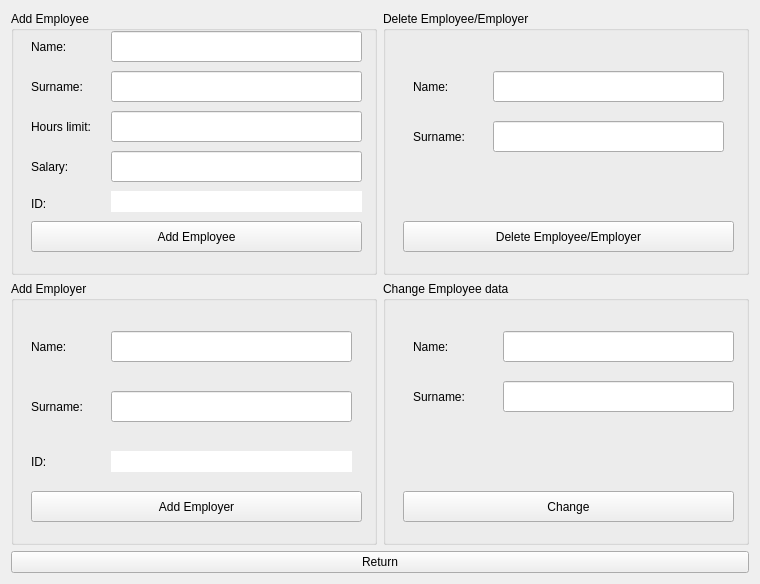
This is Comcalen/ManageDatabase.ui in Rolkarolka/Comcalen as Qt 5 draws it before an edit. The edited form follows.
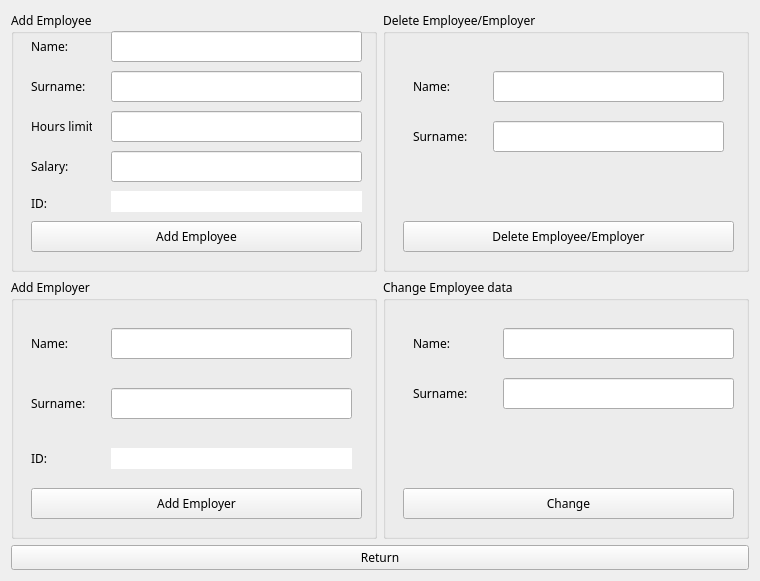
This is the edited form. Icons and pictures are not drawn.

What changed in the file:
```diff
--- a/Comcalen/ManageDatabase.ui
+++ b/Comcalen/ManageDatabase.ui
@@ -7,7 +7,7 @@
     <x>0</x>
     <y>0</y>
     <width>760</width>
-    <height>584</height>
+    <height>581</height>
    </rect>
   </property>
   <property name="windowTitle">
@@ -16,6 +16,11 @@
   <layout class="QGridLayout" name="gridLayout">
    <item row="0" column="1">
     <widget class="QGroupBox" name="del_employee_r">
+     <property name="font">
+      <font>
+       <family>Copperplate Gothic Bold</family>
+      </font>
+     </property>
      <property name="styleSheet">
       <string notr="true"> QGroupBox { background-image:url(:/Comcalen/background.jpg)}</string>
      </property>
@@ -51,6 +56,11 @@
         <height>31</height>
        </rect>
       </property>
+      <property name="font">
+       <font>
+        <family>Copperplate Gothic Bold</family>
+       </font>
+      </property>
       <property name="text">
        <string>Delete Employee/Employer</string>
       </property>
@@ -64,6 +74,11 @@
         <height>31</height>
        </rect>
       </property>
+      <property name="font">
+       <font>
+        <family>Copperplate Gothic Bold</family>
+       </font>
+      </property>
       <property name="text">
        <string>Name:</string>
       </property>
@@ -77,6 +92,11 @@
         <height>31</height>
        </rect>
       </property>
+      <property name="font">
+       <font>
+        <family>Copperplate Gothic Bold</family>
+       </font>
+      </property>
       <property name="text">
        <string>Surname:</string>
       </property>
@@ -98,6 +118,11 @@
    </item>
    <item row="2" column="0" colspan="2">
     <widget class="QPushButton" name="return_mw">
+     <property name="font">
+      <font>
+       <family>Copperplate Gothic Bold</family>
+      </font>
+     </property>
      <property name="text">
       <string>Return</string>
      </property>
@@ -105,6 +130,11 @@
    </item>
    <item row="1" column="0">
     <widget class="QGroupBox" name="add_employer">
+     <property name="font">
+      <font>
+       <family>Copperplate Gothic Bold</family>
+      </font>
+     </property>
      <property name="styleSheet">
       <string notr="true"> QGroupBox { background-image:url(:/Comcalen/background.jpg)}</string>
      </property>
@@ -140,6 +170,11 @@
         <height>31</height>
        </rect>
       </property>
+      <property name="font">
+       <font>
+        <family>Copperplate Gothic Bold</family>
+       </font>
+      </property>
       <property name="text">
        <string>Add Employer</string>
       </property>
@@ -153,6 +188,11 @@
         <height>31</height>
        </rect>
       </property>
+      <property name="font">
+       <font>
+        <family>Copperplate Gothic Bold</family>
+       </font>
+      </property>
       <property name="text">
        <string>Name:</string>
       </property>
@@ -166,6 +206,11 @@
         <height>31</height>
        </rect>
       </property>
+      <property name="font">
+       <font>
+        <family>Copperplate Gothic Bold</family>
+       </font>
+      </property>
       <property name="text">
        <string>Surname:</string>
       </property>
@@ -179,6 +224,11 @@
         <height>21</height>
        </rect>
       </property>
+      <property name="font">
+       <font>
+        <family>Copperplate Gothic Bold</family>
+       </font>
+      </property>
       <property name="text">
        <string>ID:</string>
       </property>
@@ -203,6 +253,11 @@
    </item>
    <item row="0" column="0">
     <widget class="QGroupBox" name="add_employee_box">
+     <property name="font">
+      <font>
+       <family>Copperplate Gothic Bold</family>
+      </font>
+     </property>
      <property name="styleSheet">
       <string notr="true"> QGroupBox { background-image:url(:/Comcalen/background.jpg)}</string>
      </property>
@@ -258,6 +313,11 @@
         <height>31</height>
        </rect>
       </property>
+      <property name="font">
+       <font>
+        <family>Copperplate Gothic Bold</family>
+       </font>
+      </property>
       <property name="text">
        <string>Add Employee</string>
       </property>
@@ -271,6 +331,11 @@
         <height>31</height>
        </rect>
       </property>
+      <property name="font">
+       <font>
+        <family>Copperplate Gothic Bold</family>
+       </font>
+      </property>
       <property name="text">
        <string>Name:</string>
       </property>
@@ -280,10 +345,15 @@
        <rect>
         <x>20</x>
         <y>60</y>
-        <width>51</width>
+        <width>71</width>
         <height>31</height>
        </rect>
       </property>
+      <property name="font">
+       <font>
+        <family>Copperplate Gothic Bold</family>
+       </font>
+      </property>
       <property name="text">
        <string>Surname:</string>
       </property>
@@ -297,6 +367,11 @@
         <height>31</height>
        </rect>
       </property>
+      <property name="font">
+       <font>
+        <family>Copperplate Gothic Bold</family>
+       </font>
+      </property>
       <property name="text">
        <string>Hours limit:</string>
       </property>
@@ -310,6 +385,11 @@
         <height>31</height>
        </rect>
       </property>
+      <property name="font">
+       <font>
+        <family>Copperplate Gothic Bold</family>
+       </font>
+      </property>
       <property name="text">
        <string>Salary:</string>
       </property>
@@ -323,6 +403,11 @@
         <height>21</height>
        </rect>
       </property>
+      <property name="font">
+       <font>
+        <family>Copperplate Gothic Bold</family>
+       </font>
+      </property>
       <property name="text">
        <string>ID:</string>
       </property>
@@ -347,6 +432,11 @@
    </item>
    <item row="1" column="1">
     <widget class="QGroupBox" name="change_employee">
+     <property name="font">
+      <font>
+       <family>Copperplate Gothic Bold</family>
+      </font>
+     </property>
      <property name="styleSheet">
       <string notr="true"> QGroupBox { background-image:url(:/Comcalen/background.jpg)}</string>
      </property>
@@ -382,6 +472,11 @@
         <height>31</height>
        </rect>
       </property>
+      <property name="font">
+       <font>
+        <family>Copperplate Gothic Bold</family>
+       </font>
+      </property>
       <property name="text">
        <string>Name:</string>
       </property>
@@ -391,10 +486,15 @@
        <rect>
         <x>30</x>
         <y>100</y>
-        <width>51</width>
+        <width>81</width>
         <height>31</height>
        </rect>
       </property>
+      <property name="font">
+       <font>
+        <family>Copperplate Gothic Bold</family>
+       </font>
+      </property>
       <property name="text">
        <string>Surname:</string>
       </property>
@@ -408,6 +508,11 @@
         <height>31</height>
        </rect>
       </property>
+      <property name="font">
+       <font>
+        <family>Copperplate Gothic Bold</family>
+       </font>
+      </property>
       <property name="text">
        <string>Change</string>
       </property>
```
